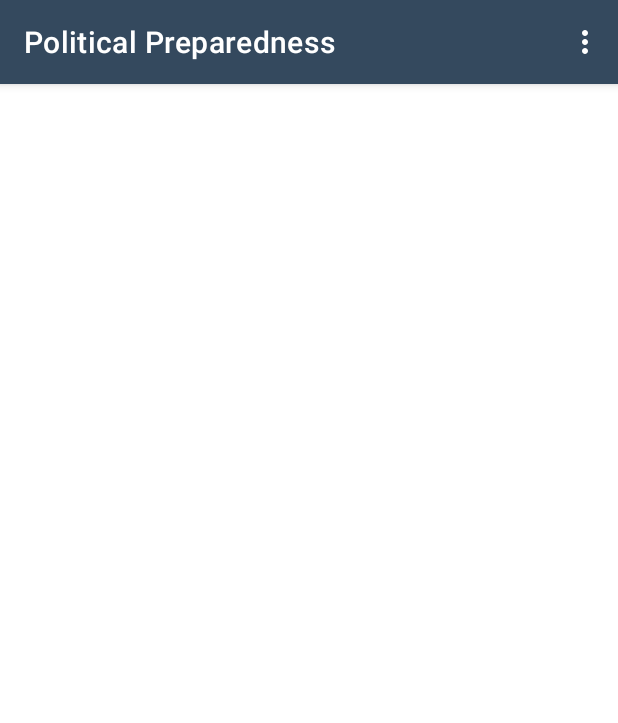
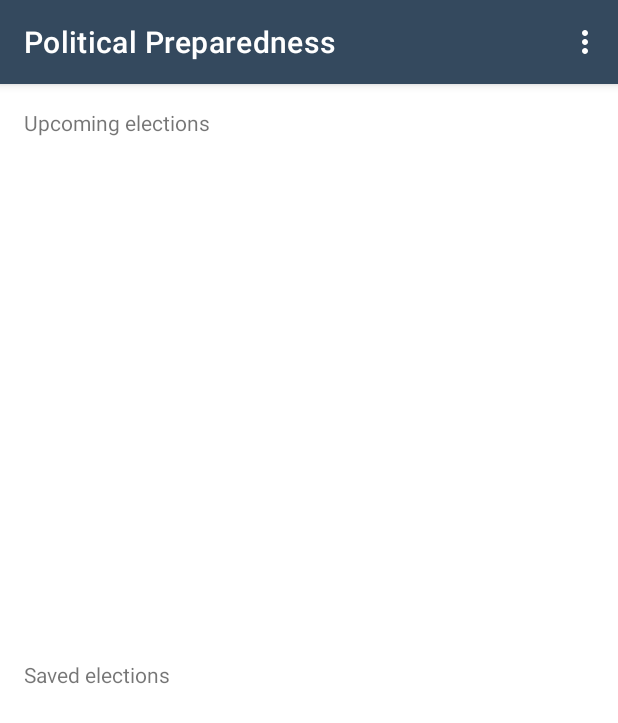
Before and after one commit to RicardoBravoA/PoliticalPreparedness, an Android app: the ElectionsFragment screen opened through its navigation route, on a phone screen of 412 x 824 dp. Shown: the top 723 px of the screen. Run offline under Robolectric (Android 15) with nearby library versions, the phone set to English and light mode, and no system bars; our stand-ins replace data binding.

Commit message:
feat: Add fragment elections xml

```diff
--- a/app/src/main/res/layout/fragment_elections.xml
+++ b/app/src/main/res/layout/fragment_elections.xml
@@ -6,7 +6,49 @@
     <androidx.constraintlayout.widget.ConstraintLayout
         android:layout_width="match_parent"
         android:layout_height="match_parent"
-        android:layout_margin="@dimen/margin_16">
+        android:padding="@dimen/margin_16">
+
+        <TextView
+            android:id="@+id/upcoming_elections_text_view"
+            android:layout_width="match_parent"
+            android:layout_height="wrap_content"
+            android:text="@string/upcoming_elections"
+            app:layout_constraintStart_toStartOf="parent"
+            app:layout_constraintTop_toTopOf="parent" />
+
+        <androidx.recyclerview.widget.RecyclerView
+            android:id="@+id/upcoming_elections_recycler_view"
+            android:layout_width="match_parent"
+            android:layout_height="0dp"
+            app:layout_constraintBottom_toTopOf="@+id/guideline"
+            app:layout_constraintEnd_toEndOf="parent"
+            app:layout_constraintStart_toStartOf="parent"
+            app:layout_constraintTop_toBottomOf="@+id/upcoming_elections_text_view" />
+
+        <androidx.constraintlayout.widget.Guideline
+            android:id="@+id/guideline"
+            android:layout_width="wrap_content"
+            android:layout_height="wrap_content"
+            android:orientation="horizontal"
+            app:layout_constraintGuide_percent="0.5" />
+
+        <TextView
+            android:id="@+id/saved_elections_text_view"
+            android:layout_width="match_parent"
+            android:layout_height="wrap_content"
+            android:text="@string/saved_elections"
+            app:layout_constraintEnd_toEndOf="parent"
+            app:layout_constraintStart_toStartOf="parent"
+            app:layout_constraintTop_toBottomOf="@+id/upcoming_elections_recycler_view" />
+
+        <androidx.recyclerview.widget.RecyclerView
+            android:id="@+id/saved_elections_recycler_view"
+            android:layout_width="match_parent"
+            android:layout_height="0dp"
+            app:layout_constraintBottom_toBottomOf="parent"
+            app:layout_constraintEnd_toEndOf="parent"
+            app:layout_constraintStart_toStartOf="parent"
+            app:layout_constraintTop_toBottomOf="@+id/saved_elections_text_view" />
 
     </androidx.constraintlayout.widget.ConstraintLayout>
 
--- a/app/src/main/res/values/strings.xml
+++ b/app/src/main/res/values/strings.xml
@@ -7,5 +7,6 @@
     <string name="elections_fragment_label">Elections Fragment</string>
     <string name="voter_info_fragment_label">Voter Info Fragment</string>
     <string name="upcoming_elections">Upcoming elections</string>
+    <string name="saved_elections">Saved elections</string>
     <string name="find_my_representatives">Find my representatives</string>
 </resources>
```
